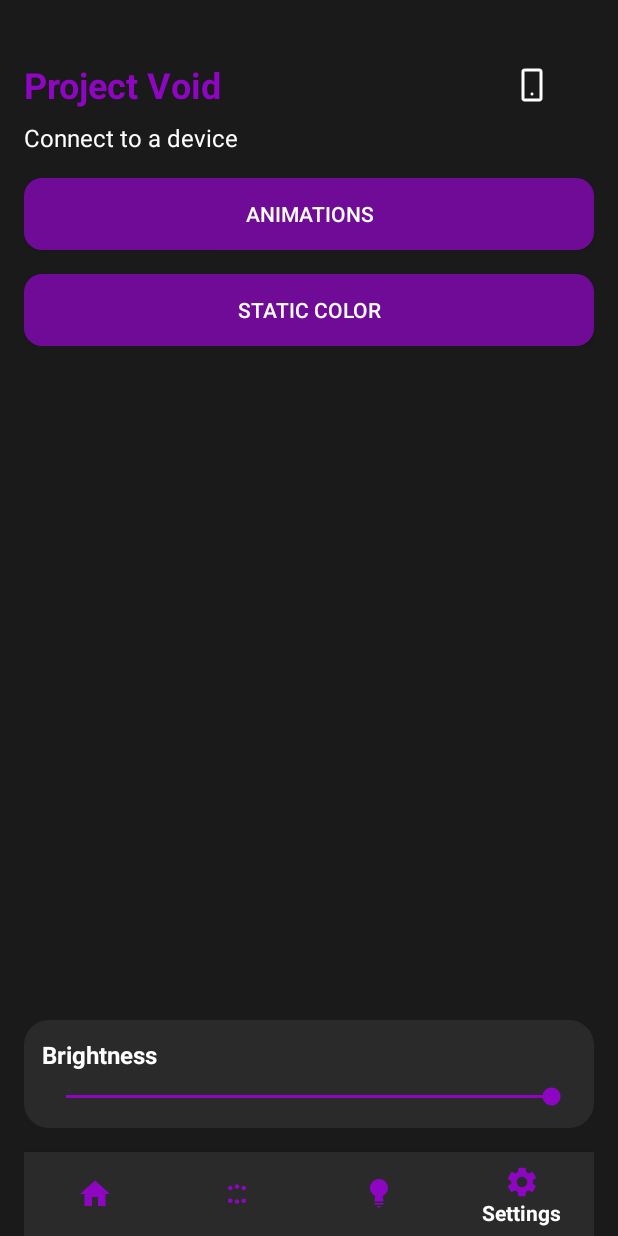
After one commit to Cradlesss/Project-Void, an Android app: the TestingNewActivities screen opened directly, with no data from a screen before it, on a phone screen of 412 x 824 dp. The commit adds this screen. Run offline under Robolectric (Android 15) with nearby library versions, the phone set to English and light mode, and no system bars.

Commit message:
Update UPDATES.md (22/2/2025)

```diff
--- a/Vortex_app/app/src/main/java/com/project/vortex/MainActivity.java
+++ b/Vortex_app/app/src/main/java/com/project/vortex/MainActivity.java
@@ -79,7 +79,8 @@ public class MainActivity extends AppCompatActivity {
                 startActivity(intent);
                 return true;
             } else if (itemId == R.id.settings) {
-                Toast.makeText(this, R.string.coming_soon, Toast.LENGTH_SHORT).show();
+                Intent intent = new Intent(this, TestingNewActivities.class);
+                startActivity(intent);
                 return false;
             } else if(itemId == R.id.static_color){
                 Intent intent = new Intent(this, StaticColorActivity.class);
--- /dev/null
+++ b/Vortex_app/app/src/main/java/com/project/vortex/TestingNewActivities.java
@@ -0,0 +1,152 @@
+package com.project.vortex;
+
+import android.content.BroadcastReceiver;
+import android.content.Intent;
+import android.content.IntentFilter;
+import android.graphics.drawable.Drawable;
+import android.graphics.drawable.RippleDrawable;
+import android.os.Bundle;
+import android.util.Log;
+import android.view.View;
+import android.widget.Button;
+import android.widget.FrameLayout;
+import android.widget.ImageButton;
+import android.widget.SeekBar;
+import android.widget.TextView;
+import androidx.appcompat.app.AppCompatActivity;
+import androidx.localbroadcastmanager.content.LocalBroadcastManager;
+import com.google.android.material.bottomnavigation.BottomNavigationView;
+
+public class TestingNewActivities extends AppCompatActivity {
+
+    private Button openAnimationsButton, staticColorButton;
+    private ImageButton selectDeviceButton;
+    private FrameLayout selectDeviceFrame;
+    private SeekBar brightnessSeekBar;
+    private TextView statusText;
+    private BottomNavigationView bottomNavigationView;
+    private String status;
+    private String deviceName;
+    private boolean isConnected = false;
+    private static final String TAG = "TestingNewActivities";
+
+    @Override
+    protected void onCreate(Bundle savedInstanceState) {
+        super.onCreate(savedInstanceState);
+        setContentView(R.layout.activity_testing_new_activities);
+        LocalBroadcastManager.getInstance(this).registerReceiver(bleStatusReceiver,
+                new IntentFilter("BLEServiceStatusUpdate"));
+        isConnected = ConnectedDeviceManager.getInstance().isConnected();
+        deviceName = ConnectedDeviceManager.getInstance().getDeviceName();
+
+        registerUI();
+        openAnimationsButton.setOnClickListener(v -> {
+            Intent intent = new Intent(this, Animations.class);
+            startActivity(intent);
+        });
+        staticColorButton.setOnClickListener(v -> {
+            Intent intent = new Intent(this, StaticColorActivity.class);
+            startActivity(intent);
+        });
+        bottomNavigationView.setOnItemSelectedListener(item -> {
+            int itemId = item.getItemId();
+            if (itemId == R.id.home) {
+                Intent intent = new Intent(this, MainActivity.class);
+                startActivity(intent);
+                return true;
+            } else if (itemId == R.id.animations) {
+                Intent intent = new Intent(this, Animations.class);
+                startActivity(intent);
+                return true;
+            } else if (itemId == R.id.settings) {
+                return true;
+            } else if(itemId == R.id.static_color){
+                Intent intent = new Intent(this, StaticColorActivity.class);
+                startActivity(intent);
+                return true;
+            }
+            return false;
+        });
+
+        View.OnClickListener sharedBackListener = v -> {
+            Log.d(TAG, "Back button clicked");
+            int centerX = selectDeviceFrame.getWidth() / 2;
+            int centerY = selectDeviceFrame.getHeight() / 2;
+            selectDeviceFrame.setPressed(true);
+            Drawable foreground = selectDeviceFrame.getForeground();
+            if(foreground instanceof RippleDrawable){
+                (foreground).setHotspot(centerX, centerY);
+            }
+            selectDeviceFrame.postDelayed(() -> {
+                selectDeviceFrame.setPressed(false);
+                Intent intent = new Intent(this, SelectDeviceActivity.class);
+                startActivity(intent);
+            }, 200);
+        };
+        selectDeviceButton.setOnClickListener(sharedBackListener);
+        selectDeviceFrame.setOnClickListener(sharedBackListener);
+
+        brightnessSeekBar.setOnSeekBarChangeListener(new SeekBar.OnSeekBarChangeListener() {
+            @Override
+            public void onProgressChanged(SeekBar seekBar, int i, boolean b) {
+
+            }
+
+            @Override
+            public void onStartTrackingTouch(SeekBar seekBar) {
+
+            }
+
+            @Override
+            public void onStopTrackingTouch(SeekBar seekBar) {
+                Log.d(TAG, "Progress stopped");
+            }
+        });
+    }
+
+    @Override
+    protected void onResume() {
+        super.onResume();
+        BottomNavigationView bottomNavigationView = findViewById(R.id.bottomNavigation);
+        bottomNavigationView.setSelectedItemId(R.id.settings);
+
+        LocalBroadcastManager.getInstance(this).registerReceiver(bleStatusReceiver,
+                new IntentFilter("BLEServiceStatusUpdate"));
+        deviceName = PreferencesManager.getInstance(this).getDeviceName(ConnectedDeviceManager.getInstance().getDeviceAddress());
+        if(deviceName == null) deviceName = ConnectedDeviceManager.getInstance().getDeviceName();
+        isConnected = ConnectedDeviceManager.getInstance().isConnected();
+
+        if(isConnected){
+            statusText.setText("Connected to: " + deviceName);
+        } else {
+            statusText.setText(R.string.default_statusText);
+        }
+    }
+
+    @Override
+    protected void onPause() {
+        super.onPause();
+        LocalBroadcastManager.getInstance(this).unregisterReceiver(bleStatusReceiver);
+    }
+    private void registerUI() {
+        selectDeviceButton = findViewById(R.id.selectDeviceBtn);
+        openAnimationsButton = findViewById(R.id.goToAnimations);
+        brightnessSeekBar = findViewById(R.id.brightnessSeekBar);
+        bottomNavigationView = findViewById(R.id.bottomNavigation);
+        bottomNavigationView.setSelectedItemId(R.id.home);
+        staticColorButton = findViewById(R.id.staticColorBtn);
+        statusText = findViewById(R.id.statusText);
+        statusText.setText(R.string.default_statusText);
+        selectDeviceFrame = findViewById(R.id.selectDeviceFrame);
+        selectDeviceButton = findViewById(R.id.selectDeviceBtn);
+    }
+    private BroadcastReceiver bleStatusReceiver = new BroadcastReceiver(){
+        @Override
+        public void onReceive(android.content.Context context, Intent intent) {
+            if (intent.hasExtra("status")) {
+                status = intent.getStringExtra("status");
+                statusText.setText(status);
+            }
+        }
+    };
+}
--- /dev/null
+++ b/Vortex_app/app/src/main/res/drawable/ic_device.xml
@@ -0,0 +1,11 @@
+<?xml version="1.0" encoding="utf-8"?>
+<vector xmlns:android="http://schemas.android.com/apk/res/android"
+    android:width="24dp"
+    android:height="24dp"
+    android:viewportWidth="24"
+    android:viewportHeight="24">
+    <!-- A simple outline of a smartphone/device -->
+    <path
+        android:fillColor="@color/primaryTextColor"
+        android:pathData="M17,1H7c-1.1,0 -2,0.9 -2,2v18c0,1.1 0.9,2 2,2h10c1.1,0 2,-0.9 2,-2V3c0,-1.1 -0.9,-2 -2,-2zM17,21H7V3h10v18zM12,19c0.55,0 1,-0.45 1,-1s-0.45,-1 -1,-1 -1,0.45 -1,1 0.45,1 1,1z"/>
+</vector>
--- a/Vortex_app/app/src/main/res/layout/activity_main.xml
+++ b/Vortex_app/app/src/main/res/layout/activity_main.xml
@@ -52,7 +52,6 @@
         android:visibility="gone"
         android:indeterminateTint="@color/AccentColor" />
 
-    <!-- Navigation Buttons -->
     <Button
         android:id="@+id/goToAnimations"
         android:layout_width="match_parent"
--- a/Vortex_app/app/src/main/res/layout/activity_select_device.xml
+++ b/Vortex_app/app/src/main/res/layout/activity_select_device.xml
@@ -109,7 +109,6 @@
             android:layout_width="match_parent"
             android:layout_height="wrap_content"
             android:orientation="vertical"
-            android:padding="8dp"
             android:background="@drawable/rounded_background"
             android:backgroundTint="@color/SecondaryColor"
             android:elevation="4dp"
--- /dev/null
+++ b/Vortex_app/app/src/main/res/layout/activity_testing_new_activities.xml
@@ -0,0 +1,141 @@
+<?xml version="1.0" encoding="utf-8"?>
+<androidx.constraintlayout.widget.ConstraintLayout
+    xmlns:android="http://schemas.android.com/apk/res/android"
+    xmlns:app="http://schemas.android.com/apk/res-auto"
+    android:id="@+id/mainContainer"
+    android:layout_width="match_parent"
+    android:layout_height="match_parent"
+    android:background="@color/backgroundColor"
+    android:paddingEnd="16dp"
+    android:paddingStart="16dp"
+    android:paddingTop="16dp">
+
+    <!-- Header Title on the left -->
+    <TextView
+        android:id="@+id/headerTitle"
+        android:layout_width="wrap_content"
+        android:layout_height="wrap_content"
+        android:text="@string/app_name"
+        android:textSize="24sp"
+        android:textStyle="bold"
+        android:textColor="@color/AccentColor"
+        app:layout_constraintTop_toTopOf="parent"
+        app:layout_constraintStart_toStartOf="parent"
+        android:layout_marginTop="24dp" />
+
+    <!-- FrameLayout for device selection button on the right -->
+    <FrameLayout
+        android:id="@+id/selectDeviceFrame"
+        android:layout_width="50dp"
+        android:layout_height="40dp"
+        android:clickable="true"
+        android:focusable="true"
+        android:foreground="@drawable/on_click_button_effect"
+        app:layout_constraintTop_toTopOf="@id/headerTitle"
+        app:layout_constraintBottom_toBottomOf="@id/headerTitle"
+        app:layout_constraintEnd_toEndOf="parent"
+        android:layout_marginEnd="16dp">
+
+        <ImageButton
+            android:id="@+id/selectDeviceBtn"
+            android:layout_width="32dp"
+            android:layout_height="32dp"
+            android:layout_gravity="center"
+            android:contentDescription="@string/device_icon_desc"
+            android:src="@drawable/ic_device"
+            android:background="@null" />
+    </FrameLayout>
+
+    <!-- Status Text below header -->
+    <TextView
+        android:id="@+id/statusText"
+        android:layout_width="wrap_content"
+        android:layout_height="wrap_content"
+        android:text="@string/device_not_connected"
+        android:textSize="16sp"
+        android:textColor="@color/primaryTextColor"
+        app:layout_constraintTop_toBottomOf="@id/headerTitle"
+        app:layout_constraintStart_toStartOf="parent"
+        android:layout_marginTop="8dp" />
+
+    <!-- Buttons stacked vertically -->
+    <LinearLayout
+        android:id="@+id/buttonsContainer"
+        android:layout_width="0dp"
+        android:layout_height="wrap_content"
+        android:orientation="vertical"
+        app:layout_constraintTop_toBottomOf="@id/statusText"
+        app:layout_constraintStart_toStartOf="parent"
+        app:layout_constraintEnd_toEndOf="parent"
+        android:layout_marginTop="16dp">
+
+        <!-- Animations Button -->
+        <Button
+            android:id="@+id/goToAnimations"
+            android:layout_width="match_parent"
+            android:layout_height="48dp"
+            android:layout_marginBottom="16dp"
+            android:text="@string/animationsButton"
+            android:textColor="@color/primaryTextColor"
+            android:background="@drawable/rounded_button" />
+
+        <!-- Static Color Button -->
+        <Button
+            android:id="@+id/staticColorBtn"
+            android:layout_width="match_parent"
+            android:layout_height="48dp"
+            android:text="@string/static_color_button"
+            android:textColor="@color/primaryTextColor"
+            android:background="@drawable/rounded_button" />
+    </LinearLayout>
+
+    <!-- Brightness Container anchored above bottom nav -->
+    <LinearLayout
+        android:id="@+id/brightnessContainer"
+        android:layout_width="0dp"
+        android:layout_height="wrap_content"
+        android:orientation="vertical"
+        android:padding="12dp"
+        android:background="@drawable/rounded_background"
+        android:backgroundTint="@color/SecondaryColor"
+        android:elevation="8dp"
+        app:layout_constraintBottom_toTopOf="@id/bottomNavigation"
+        app:layout_constraintStart_toStartOf="parent"
+        app:layout_constraintEnd_toEndOf="parent"
+        android:layout_marginBottom="16dp">
+
+        <TextView
+            android:id="@+id/brightnessLabel"
+            android:layout_width="wrap_content"
+            android:layout_height="wrap_content"
+            android:text="@string/brightness_seekBar_text"
+            android:textColor="@color/primaryTextColor"
+            android:textSize="16sp"
+            android:textStyle="bold"
+            android:layout_marginBottom="8dp" />
+
+        <SeekBar
+            android:id="@+id/brightnessSeekBar"
+            android:layout_width="match_parent"
+            android:layout_height="wrap_content"
+            android:progress="128"
+            android:valueFrom="48"
+            android:valueTo="60"
+            android:thumbTint="@color/AccentColor"
+            android:progressTint="@color/AccentColor" />
+    </LinearLayout>
+
+    <!-- Bottom Navigation (unchanged) -->
+    <com.google.android.material.bottomnavigation.BottomNavigationView
+        android:id="@+id/bottomNavigation"
+        android:layout_width="0dp"
+        android:layout_height="wrap_content"
+        android:background="@color/SecondaryColor"
+        app:menu="@menu/bottom_navigation_menu"
+        app:itemIconTint="@color/AccentColor"
+        app:itemTextColor="@color/primaryTextColor"
+        app:layout_constraintBottom_toBottomOf="parent"
+        app:layout_constraintStart_toStartOf="parent"
+        app:layout_constraintEnd_toEndOf="parent" />
+
+</androidx.constraintlayout.widget.ConstraintLayout>
--- a/Vortex_app/app/src/main/res/values/colors.xml
+++ b/Vortex_app/app/src/main/res/values/colors.xml
@@ -1,5 +1,6 @@
 <?xml version="1.0" encoding="utf-8"?>
 <resources>
+
     <color name="purple_200">#FFBB86FC</color>
     <color name="purple_500">#FF6200EE</color>
     <color name="purple_700">#FF3700B3</color>
@@ -27,7 +28,4 @@
     <color name="Green">#2ECC71</color>
     <color name="Blue">#3498DB</color>
 
-
-
-
 </resources>
--- a/Vortex_app/app/src/main/res/values/styles.xml
+++ b/Vortex_app/app/src/main/res/values/styles.xml
@@ -22,5 +22,9 @@
         <item name="android:fontFamily">sans-serif-medium</item>
     </style>
 
+    <style name="Widget.App.MaterialDivider" parent="Widget.Material3.MaterialDivider">
+        <item name="dividerColor">@color/secondaryTextColor</item>
+    </style>
+
 
 </resources>
```
Also changed, not shown: Vortex_app/app/src/main/AndroidManifest.xml (+3 -9 lines), Vortex_app/app/src/main/java/com/project/vortex/BLEService.java (+0 -27 lines), Vortex_app/app/src/main/java/com/project/vortex/SelectDeviceActivity.java (+12 -0 lines), Vortex_app/app/src/main/res/layout/device_list_item.xml (+13 -7 lines).
